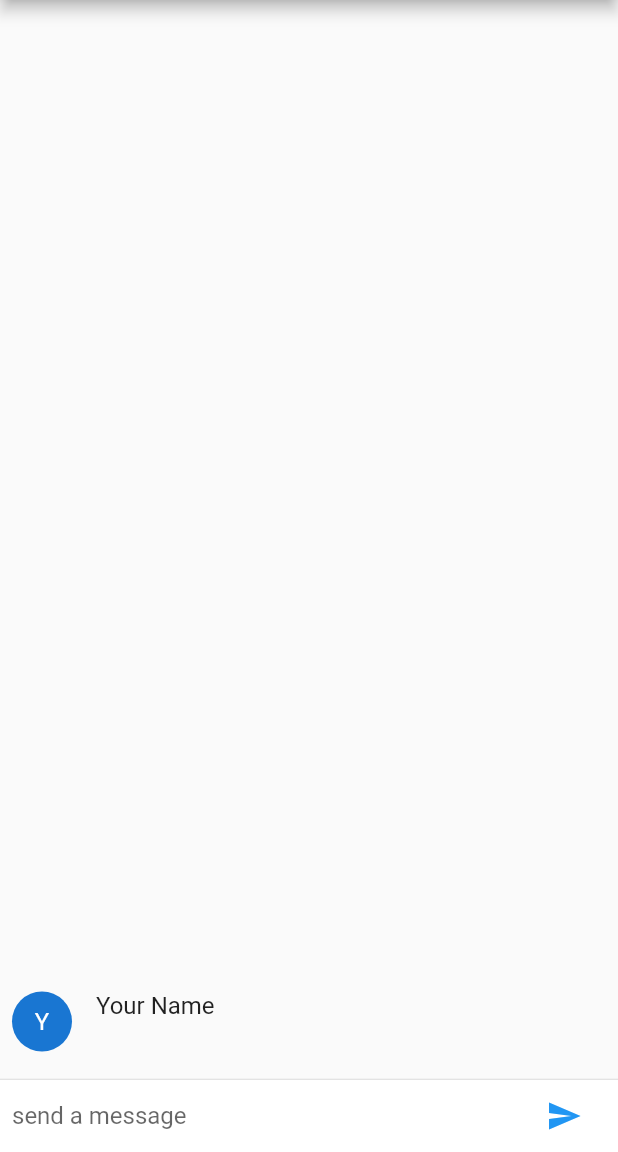
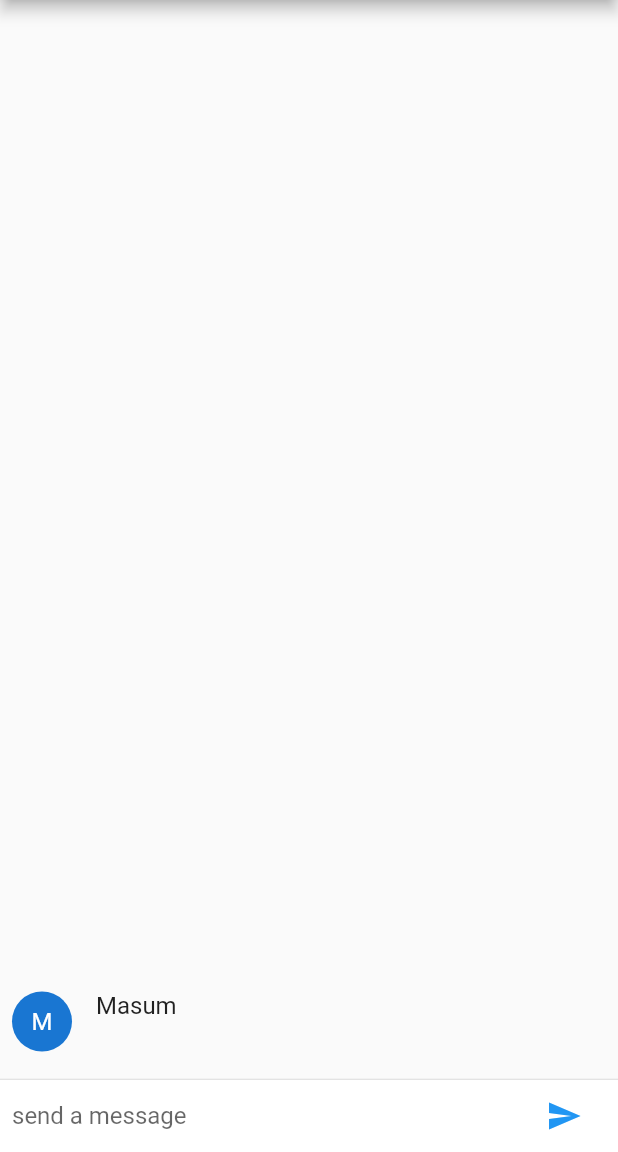
Before and after one commit to mdmasum-shuvo/flutter_friendlychat_app_design, a Flutter app: the screen it shows after launch, after a tap on the "send" icon, on a phone screen of 412 x 824 dp, the part 84-1236 px from its top. Run offline on Flutter 3.47's test engine with Material 2 defaults, Android fonts, the phone set to English and light mode, and no system bars.

```diff
--- a/lib/main.dart
+++ b/lib/main.dart
@@ -1,7 +1,7 @@
 import 'package:flutter/material.dart';
 
 void main() => runApp(MyFriendlyChatApp());
-const String _name = "Your Name";
+const String _name = "Masum";
 
 class MyFriendlyChatApp extends StatelessWidget {
   @override
@@ -79,11 +79,9 @@ class ChatScreenState extends State<ChatScreen> {
 
   void _handleSubmitted(String text) {
     _textController.clear();
-
     ChatMessage chatMessage = new ChatMessage(
       text: text,
     );
-
     setState(() {
       _message.insert(0, chatMessage);
     });
```
